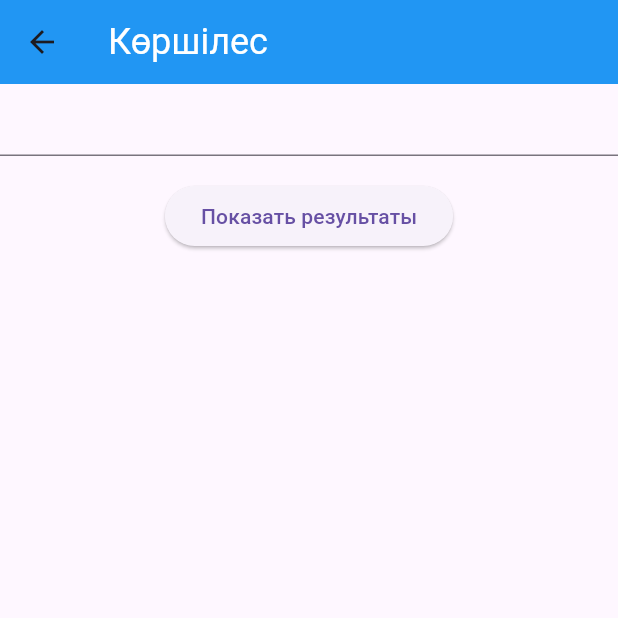
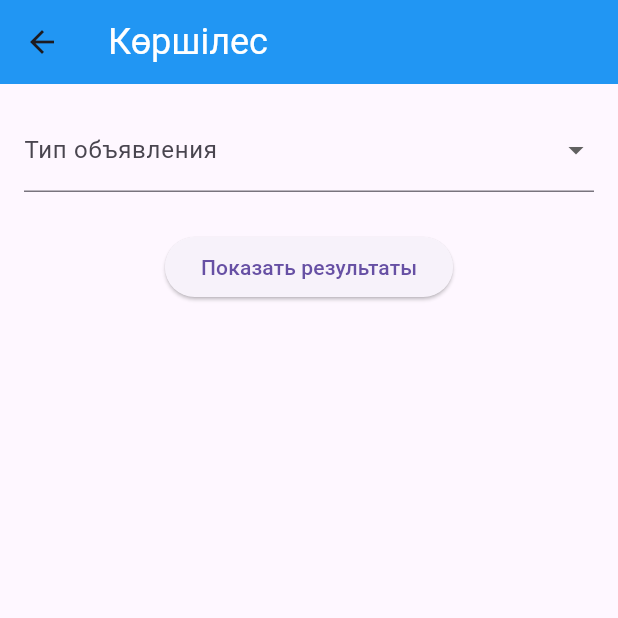
Before and after one commit to isazhan/korshiles_app, a Flutter app: the FilterView screen opened directly, on a phone screen of 412 x 824 dp, the top half of it. Run offline on Flutter 3.47's test engine with Material 3 defaults, Android fonts, the phone set to English and light mode, and no system bars; drawn by our look-alikes of flutter_form_builder; network calls fail.

Commit message:
filter start

```diff
--- a/lib/requests/api.dart
+++ b/lib/requests/api.dart
@@ -2,7 +2,8 @@ import 'dart:convert';
 import 'package:http/http.dart' as http;
 
 class ApiService {
-  static const host = '0.0.0.0:8000';
+  //static const host = '0.0.0.0:8000';
+  static const host = 'korshiles.kz';
 
   Future<List<dynamic>> getAds(filter) async {
     final apiUrl = Uri.http(host, '/api/index', filter);
@@ -20,12 +21,13 @@ class ApiService {
   }
 
   Future<Map<String, dynamic>> getAd(String ad) async {
-    const String apiUrl = "http://0.0.0.0:8000/api/ad";
+    final apiUrl = Uri.http(host, '/api/ad');
+    //const String apiUrl = "http://0.0.0.0:8000/api/ad";
     final Map<String, dynamic> data = {
       'ad': ad,
     };
     try {
-      final response = await http.post(Uri.parse(apiUrl), body: data);
+      final response = await http.post(apiUrl, body: data);
 
       if (response.statusCode == 200) {
         return jsonDecode(response.body);
--- a/lib/views/filter_view.dart
+++ b/lib/views/filter_view.dart
@@ -2,30 +2,60 @@ import 'package:flutter/material.dart';
 import 'package:korshiles_app/main.dart';
 import '../widgets/bar.dart';
 import 'package:korshiles_app/requests/api.dart';
+import 'package:flutter_form_builder/flutter_form_builder.dart';
+
+//https://onlyflutter.com/how-to-build-better-forms-in-flutter/
 
 class FilterView extends StatelessWidget {
   FilterView({super.key});
+
+  final GlobalKey<FormBuilderState> _formKey = GlobalKey<FormBuilderState>();
 
   @override
   Widget build(BuildContext context) {
     return Scaffold(
         appBar: CustomAppBar(),
-      body: Form(
-          child:
-              Column(crossAxisAlignment: CrossAxisAlignment.start, children: [
-        TextFormField(),
+        body: Padding(
+          padding: const EdgeInsets.all(16),
+          child: FormBuilder(
+              key: _formKey,
+              child: Column(
+                  crossAxisAlignment: CrossAxisAlignment.start,
+                  children: [
+                    FormBuilderDropdown(
+                      name: 'type',
+                      decoration:
+                          const InputDecoration(labelText: 'Тип объявления'),
+                      items: [
+                        {'value': 'ad_look', 'name': 'Ищу на подселение'},
+                        {'value': 'ad_go', 'name': 'Пойду на подселение'},
+                      ]
+                          .map(
+                            (item) => DropdownMenuItem(
+                              value: item['value'],
+                              child: Text(item['name']!),
+                            ),
+                          )
+                          .toList(),
+                    ),
+                    const SizedBox(height: 10),
                     Padding(
                         padding: const EdgeInsets.symmetric(vertical: 16),
                         child: Center(
                           child: ElevatedButton(
                               onPressed: () {
-                    final filters = {'type': 'ad_go'};
+                                if (_formKey.currentState!.saveAndValidate()) {
+                                  //print(_formKey.currentState!.value['type']);
+                                  final filters = {
+                                    'type': _formKey.currentState!.value['type']
+                                  };
                                   //ApiService().getAds({'type': 'ad_go'});
                                   Navigator.pop(context, filters);
+                                }
                               },
                               child: const Text('Показать результаты')),
                         ))
                   ])),
-    );
+        ));
   }
 }
--- a/pubspec.yaml
+++ b/pubspec.yaml
@@ -31,6 +31,8 @@ dependencies:
   flutter:
     sdk: flutter
   http: ^1.2.2
+  flutter_form_builder: ^9.3.0
+  form_builder_validators: ^10.0.1
 
 
   # The following adds the Cupertino Icons font to your application.
```
Also changed, not shown: pubspec.lock. Lines whose indentation alone changed are shown as unchanged.
